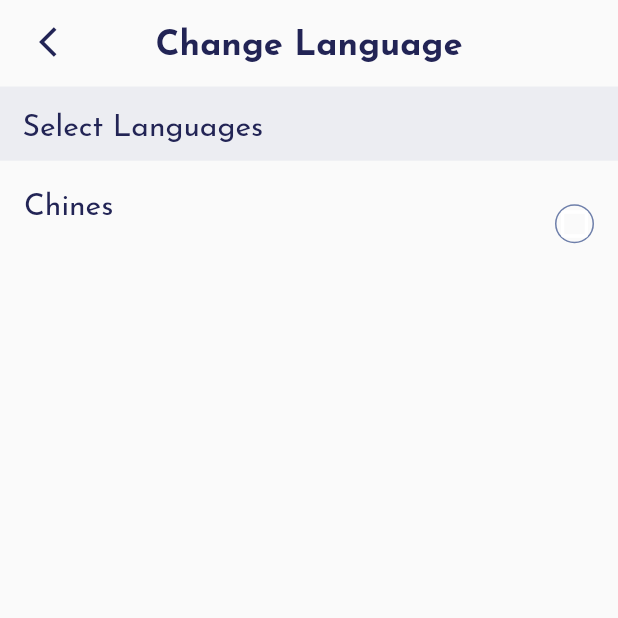
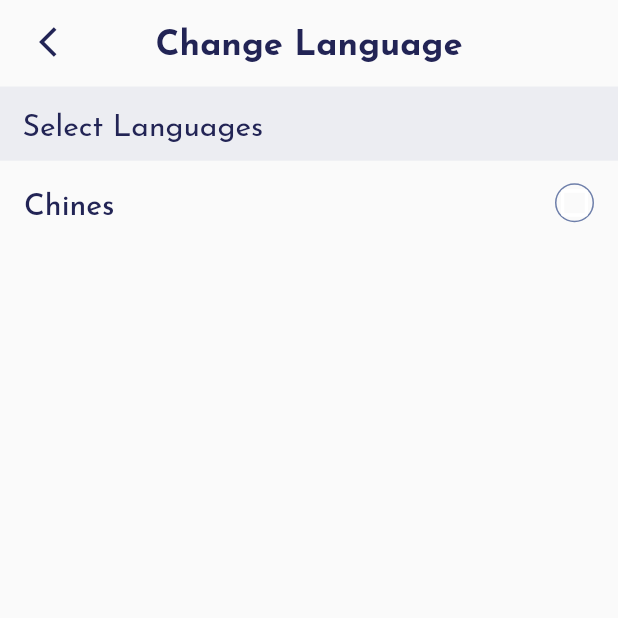
Before and after one commit to DotCoder21/food_byte_Ui, a Flutter app: the SettingScreen screen opened directly, after a tap on "Change Language", on a phone screen of 412 x 824 dp, the top half of it. Run offline on Flutter 3.47's test engine with Material 2 defaults, Android fonts, the phone set to English and light mode, and no system bars; our stand-ins replace flutter_svg, font_awesome_flutter, get, glassmorphism, google_fonts.

Commit message:
new Update

```diff
--- a/lib/views/homeScreen/homeDetailScreen.dart
+++ b/lib/views/homeScreen/homeDetailScreen.dart
@@ -4,11 +4,11 @@ import 'package:flutter_svg/svg.dart';
 import 'package:food_bytes/Data/data.dart';
 import 'package:food_bytes/utils/appColors.dart';
 import 'package:food_bytes/utils/appConst.dart';
-import 'package:food_bytes/views/homeScreen/ratingContainer.dart';
 import 'package:food_bytes/views/homeScreen/typeAndDistance.dart';
 import 'package:get/get.dart';
 import 'package:glassmorphism/glassmorphism.dart';
 
+import '../../widgets/ratingContainer.dart';
 import 'customTextRow.dart';
 
 class HomeDetailScreen extends StatefulWidget {
--- a/lib/views/profileScreen/ChangeLanguage.dart
+++ b/lib/views/profileScreen/ChangeLanguage.dart
@@ -17,6 +17,8 @@ class _ChangeLanguageState extends State<ChangeLanguage> {
       appBar: buildAppBar(title: 'Change Language', color: kDarkTextColor),
       body: SafeArea(
         child: Container(
+          height: Get.height,
+          width: Get.width,
           child: Column(
             children: [
               Container(
@@ -37,11 +39,11 @@ class _ChangeLanguageState extends State<ChangeLanguage> {
                   leading: Text(
                     'Chines',
                     style: kTextStyle.copyWith(
-                        color: kDarkTextColor, fontSize: 20),
+                        color: isCheck ? kBlue : kDarkTextColor,
+                        fontSize: 20,
+                        fontWeight: FontWeight.w500),
                   ),
-                  trailing: Align(
-                    alignment: Alignment.bottomRight,
-                    child: InkWell(
+                  trailing: InkWell(
                     onTap: () {
                       setState(() {
                         isCheck = !isCheck;
@@ -65,7 +67,6 @@ class _ChangeLanguageState extends State<ChangeLanguage> {
                                 size: 24,
                                 color: Colors.white,
                               )),
-                    ),
                   )),
             ],
           ),
--- a/lib/views/profileScreen/settingScreen.dart
+++ b/lib/views/profileScreen/settingScreen.dart
@@ -2,6 +2,7 @@ import 'package:flutter/material.dart';
 import 'package:flutter/widgets.dart';
 import 'package:food_bytes/utils/appColors.dart';
 import 'package:food_bytes/utils/appConst.dart';
+import 'package:food_bytes/views/auth/sign_Up.dart';
 import 'package:food_bytes/views/profileScreen/ChangeLanguage.dart';
 import 'package:food_bytes/widgets/buildAppBar.dart';
 import 'package:get/get.dart';
@@ -30,8 +31,7 @@ class _SettingScreenState extends State<SettingScreen> {
                 alignment: Alignment.centerLeft,
                 child: Text(
                   'Account',
-                  style:
-                      kTextStyle.copyWith(color: kDarkTextColor, fontSize: 20),
+                  style: kTextStyle.copyWith(color: kTextColor, fontSize: 20),
                 ),
               ),
             ),
@@ -54,15 +54,16 @@ class _SettingScreenState extends State<SettingScreen> {
               trailing: Icon(Icons.arrow_forward_ios),
             ),
             Container(
-              padding: EdgeInsets.only(top: 13, left: 15),
+              padding: EdgeInsets.only(left: 15),
               height: Get.height * 0.05,
               width: Get.width,
               color: kTextColor.withOpacity(0.2),
               child: Align(
                 alignment: Alignment.centerLeft,
-                child: Text('Others',
-                    style: kTextStyle.copyWith(
-                        color: kDarkTextColor, fontSize: 20)),
+                child: Text(
+                  'Other',
+                  style: kTextStyle.copyWith(color: kTextColor, fontSize: 20),
+                ),
               ),
             ),
             ListTile(
@@ -77,6 +78,23 @@ class _SettingScreenState extends State<SettingScreen> {
                       kTextStyle.copyWith(color: kDarkTextColor, fontSize: 20)),
               trailing: Icon(Icons.arrow_forward_ios),
             ),
+            ListTile(
+              onTap: () {
+                Get.defaultDialog(
+                  title: 'Are you want to log out',
+                  textCustom: 'Yes',
+                  textCancel: 'No',
+                  onConfirm: () {
+                    Get.back();
+                  },
+                  onCancel: () {
+                    Get.to(() => SignUpScreen());
+                  },
+                );
+              },
+              leading: Text('Log Out',
+                  style: kTextStyle.copyWith(color: kBlue, fontSize: 20)),
+            ),
           ],
         ),
       ),
```
Also changed, not shown: lib/Data/data.dart (+19 -0 lines), lib/models/reviewModel.dart (added, +7 -0 lines), lib/views/profileScreen/ReviewScreen.dart (+48 -1 lines), lib/views/profileScreen/profileScreen.dart (+10 -1 lines), lib/widgets/ratingContainer.dart (renamed from lib/views/homeScreen/ratingContainer.dart). Lines whose indentation alone changed are shown as unchanged.
